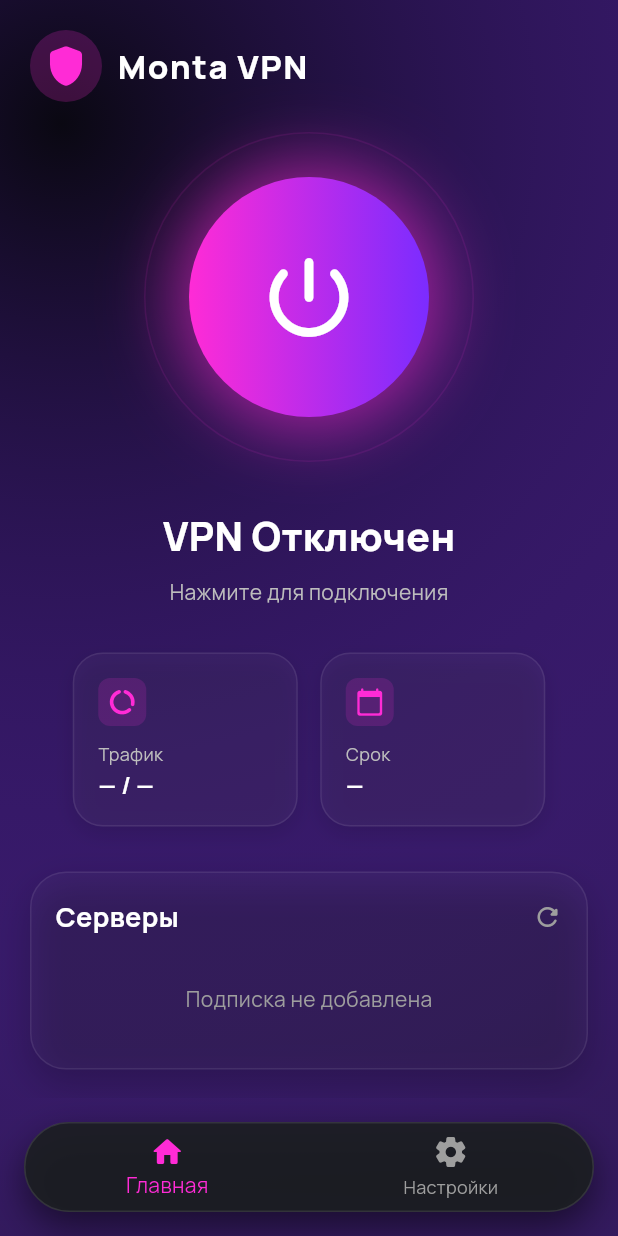
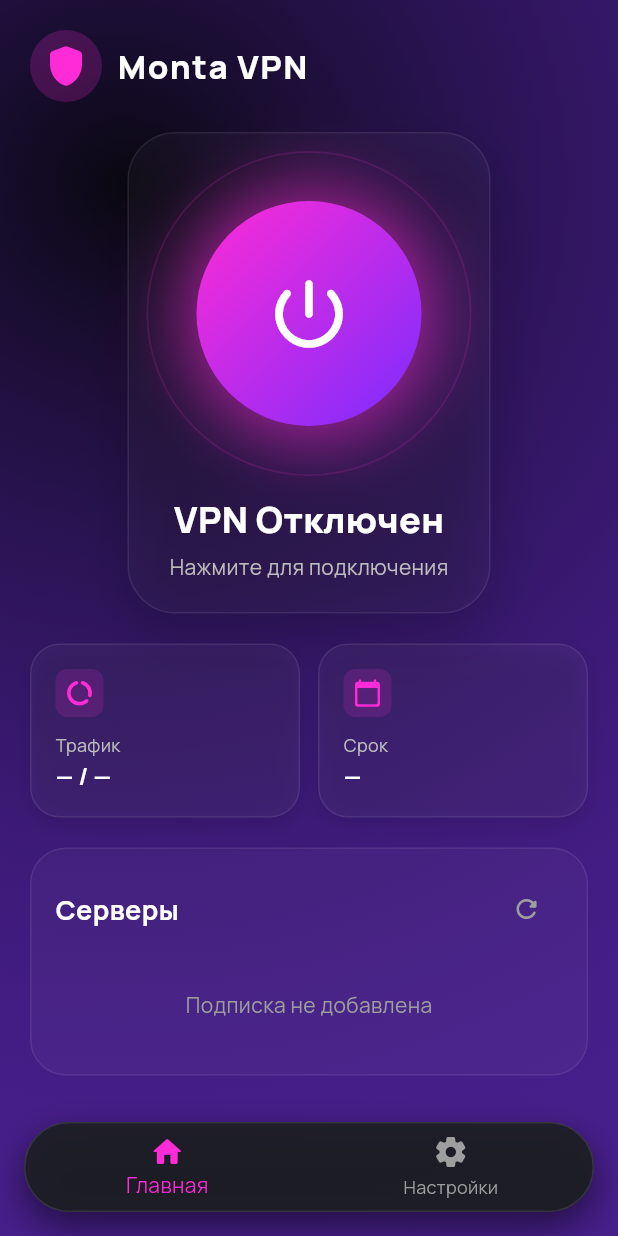
Before and after one commit to maksimft412rg/monta-vpn, a Flutter app: the screen it shows after launch, on a phone screen of 412 x 824 dp. Run offline on Flutter 3.47's test engine with Material 3 defaults, Android fonts, the phone set to English and light mode, and no system bars; our stand-ins replace google_fonts, shared_preferences; missing offline and left inert: flutter_v2ray_client.

Commit message:
main.dart

```diff
--- a/lib/main.dart
+++ b/lib/main.dart
@@ -127,7 +127,7 @@ class _MainScreenState extends State<MainScreen> {
   }
 }
 
-// --- ГЛАВНАЯ ---
+// --- ГЛАВНАЯ (КРАСИВАЯ ВЕРСИЯ) ---
 class HomeTab extends StatefulWidget {
   final String theme;
   const HomeTab({super.key, required this.theme});
@@ -139,6 +139,7 @@ class HomeTab extends StatefulWidget {
 class _HomeTabState extends State<HomeTab> with TickerProviderStateMixin {
   late final V2ray v2ray;
   late AnimationController _pulseController;
+  late AnimationController _bgController;
   bool isLoading = false;
   String connectionState = 'DISCONNECTED';
 
@@ -157,7 +158,8 @@ class _HomeTabState extends State<HomeTab> with TickerProviderStateMixin {
     super.initState();
     _loadSettings();
 
-    _pulseController = AnimationController(vsync: this, duration: const Duration(milliseconds: 800))..repeat(reverse: true);
+    _pulseController = AnimationController(vsync: this, duration: const Duration(milliseconds: 900))..repeat(reverse: true);
+    _bgController = AnimationController(vsync: this, duration: const Duration(seconds: 8))..repeat(reverse: true);
 
     v2ray = V2ray(
       onStatusChanged: (status) {
@@ -170,6 +172,7 @@ class _HomeTabState extends State<HomeTab> with TickerProviderStateMixin {
   @override
   void dispose() {
     _pulseController.dispose();
+    _bgController.dispose();
     super.dispose();
   }
 
@@ -279,17 +282,23 @@ class _HomeTabState extends State<HomeTab> with TickerProviderStateMixin {
 
     return Stack(
       children: [
-        Container(
+        // Анимированный фон
+        AnimatedBuilder(
+          animation: _bgController,
+          builder: (context, child) {
+            return Container(
               decoration: BoxDecoration(
                 gradient: RadialGradient(
-              center: const Alignment(-0.8, -0.8),
+                  center: Alignment(-0.8 + (_bgController.value * 0.2), -0.8 + (_bgController.value * 0.1)),
                   radius: 1.8,
                   colors: [
                     colors['bg']!,
-                colors['accent2']!.withValues(alpha: 0.3),
+                    colors['accent2']!.withValues(alpha: 0.3 + (_bgController.value * 0.2)),
                   ],
                 ),
               ),
+            );
+          },
         ),
 
         if (weatherEffects && mounted) const WeatherEffect(),
@@ -299,6 +308,7 @@ class _HomeTabState extends State<HomeTab> with TickerProviderStateMixin {
             padding: const EdgeInsets.only(bottom: 100),
             child: Column(
               children: [
+                // Шапка
                 Padding(
                   padding: const EdgeInsets.all(20.0),
                   child: Row(
@@ -314,65 +324,123 @@ class _HomeTabState extends State<HomeTab> with TickerProviderStateMixin {
                   ),
                 ),
 
-                Center(
-                  child: GestureDetector(
-                    onTap: isLoading ? null : toggleVPN,
-                    child: Stack(
+                // Кнопка подключения в стеклянной карточке
+                Container(
+                  margin: const EdgeInsets.symmetric(horizontal: 20),
+                  padding: const EdgeInsets.all(20),
+                  decoration: BoxDecoration(
+                    color: Colors.white.withValues(alpha: 0.03),
+                    borderRadius: BorderRadius.circular(32),
+                    border: Border.all(color: Colors.white.withValues(alpha: 0.08)),
+                    boxShadow: [BoxShadow(color: Colors.black.withValues(alpha: 0.2), blurRadius: 30, offset: const Offset(0, 15))],
+                  ),
+                  child: Column(
+                    children: [
+                      Stack(
                         alignment: Alignment.center,
                         children: [
                           ScaleTransition(
                             scale: Tween(begin: 0.95, end: 1.15).animate(_pulseController),
-                          child: Container(width: 220, height: 220, decoration: BoxDecoration(shape: BoxShape.circle, border: Border.all(color: (isConnected ? Colors.green : colors['accent']!).withValues(alpha: 0.1), width: 1))),
-                        ),
-                        AnimatedContainer(
-                          duration: const Duration(milliseconds: 250),
-                          width: 160, height: 160,
+                            child: Container(
+                              width: 200, height: 200,
                               decoration: BoxDecoration(
                                 shape: BoxShape.circle,
-                            gradient: LinearGradient(colors: isConnected ? [Colors.green, Colors.greenAccent] : [colors['accent']!, colors['accent2']!]),
-                            boxShadow: [BoxShadow(color: (isConnected ? Colors.green : colors['accent']!).withValues(alpha: 0.6), blurRadius: 40, spreadRadius: 8)],
+                                border: Border.all(color: (isConnected ? Colors.green : colors['accent']!).withValues(alpha: 0.15), width: 1),
                               ),
-                          child: isLoading ? const Center(child: CircularProgressIndicator(color: Colors.white)) : const Icon(Icons.power_settings_new_rounded, size: 70, color: Colors.white),
+                            ),
+                          ),
+                          GestureDetector(
+                            onTap: isLoading ? null : toggleVPN,
+                            child: AnimatedContainer(
+                              duration: const Duration(milliseconds: 250),
+                              width: 150, height: 150,
+                              decoration: BoxDecoration(
+                                shape: BoxShape.circle,
+                                gradient: LinearGradient(
+                                  begin: Alignment.topLeft,
+                                  end: Alignment.bottomRight,
+                                  colors: isConnected ? [Colors.green, Colors.greenAccent] : [colors['accent']!, colors['accent2']!],
+                                ),
+                                boxShadow: [
+                                  BoxShadow(
+                                    color: (isConnected ? Colors.green : colors['accent']!).withValues(alpha: 0.6),
+                                    blurRadius: 40,
+                                    spreadRadius: 10,
+                                  ),
+                                ],
+                              ),
+                              child: isLoading
+                                  ? const Center(child: CircularProgressIndicator(color: Colors.white))
+                                  : const Icon(Icons.power_settings_new_rounded, size: 60, color: Colors.white),
+                            ),
+                          ),
+                        ],
+                      ),
+                      const SizedBox(height: 20),
+                      Text(
+                        isConnected ? 'VPN Включен' : 'VPN Отключен',
+                        style: GoogleFonts.manrope(fontSize: 24, fontWeight: FontWeight.w800, color: Colors.white),
+                      ),
+                      const SizedBox(height: 5),
+                      Text(
+                        isConnected ? 'Ваш трафик защищен' : 'Нажмите для подключения',
+                        style: TextStyle(fontSize: 14, color: Colors.grey[400]),
                       ),
                     ],
                   ),
                 ),
-                ),
+                const SizedBox(height: 20),
 
-                const SizedBox(height: 30),
-                Text(isConnected ? 'VPN Включен' : 'VPN Отключен', style: GoogleFonts.manrope(fontSize: 26, fontWeight: FontWeight.w800, color: Colors.white)),
-                const SizedBox(height: 10),
-                Text(isConnected ? 'Ваш трафик защищен' : 'Нажмите для подключения', style: TextStyle(fontSize: 14, color: Colors.grey[400])),
-                const SizedBox(height: 30),
-
-                Row(
-                  mainAxisAlignment: MainAxisAlignment.center,
+                // Карточки (Трафик и Срок)
+                Padding(
+                  padding: const EdgeInsets.symmetric(horizontal: 20),
+                  child: Row(
                     children: [
-                    _buildGlassCard(Icons.data_usage_rounded, 'Трафик', '$trafficUsed / $trafficTotal'),
-                    const SizedBox(width: 15),
-                    _buildGlassCard(Icons.calendar_today_rounded, 'Срок', expireDate),
+                      Expanded(child: _buildInfoCard(Icons.data_usage_rounded, 'Трафик', '$trafficUsed / $trafficTotal')),
+                      const SizedBox(width: 12),
+                      Expanded(child: _buildInfoCard(Icons.calendar_today_rounded, 'Срок', expireDate)),
                     ],
                   ),
-                const SizedBox(height: 30),
+                ),
+                const SizedBox(height: 20),
 
+                // Серверы
                 Padding(
                   padding: const EdgeInsets.symmetric(horizontal: 20),
                   child: Container(
                     padding: const EdgeInsets.all(16),
-                    decoration: BoxDecoration(color: Colors.white.withValues(alpha: 0.03), borderRadius: BorderRadius.circular(24), border: Border.all(color: Colors.white.withValues(alpha: 0.08)), boxShadow: [BoxShadow(color: Colors.black.withValues(alpha: 0.2), blurRadius: 20, offset: const Offset(0, 10))]),
+                    decoration: BoxDecoration(
+                      color: Colors.white.withValues(alpha: 0.03),
+                      borderRadius: BorderRadius.circular(24),
+                      border: Border.all(color: Colors.white.withValues(alpha: 0.08)),
+                    ),
                     child: Column(
                       crossAxisAlignment: CrossAxisAlignment.start,
                       children: [
-                        Row(mainAxisAlignment: MainAxisAlignment.spaceBetween, children: [Text('Серверы', style: GoogleFonts.manrope(fontSize: 18, fontWeight: FontWeight.bold, color: Colors.white)), const Icon(Icons.refresh_rounded, color: Colors.grey, size: 20)]),
-                        const SizedBox(height: 12),
+                        Row(
+                          mainAxisAlignment: MainAxisAlignment.spaceBetween,
+                          children: [
+                            Text('Серверы', style: GoogleFonts.manrope(fontSize: 18, fontWeight: FontWeight.bold, color: Colors.white)),
+                            IconButton(
+                              icon: const Icon(Icons.refresh_rounded, color: Colors.grey, size: 20),
+                              onPressed: () {
+                                _fetchSubscription();
+                              },
+                            ),
+                          ],
+                        ),
+                        const SizedBox(height: 10),
                         if (parsedServers.isEmpty)
-                          const Padding(padding: EdgeInsets.all(20), child: Center(child: Text('Подписка не добавлена', style: TextStyle(color: Colors.grey))))
+                          const Padding(
+                            padding: EdgeInsets.all(20),
+                            child: Center(child: Text('Подписка не добавлена', style: TextStyle(color: Colors.grey))),
+                          )
                         else
                           ...parsedServers.asMap().entries.map((entry) {
                             return GestureDetector(
                               onTap: () => setState(() => currentServer = entry.key),
                               child: AnimatedContainer(
-                                duration: const Duration(milliseconds: 150),
+                                duration: const Duration(milliseconds: 200),
                                 margin: const EdgeInsets.only(bottom: 8),
                                 padding: const EdgeInsets.all(14),
                                 decoration: BoxDecoration(
@@ -382,10 +450,28 @@ class _HomeTabState extends State<HomeTab> with TickerProviderStateMixin {
                                 ),
                                 child: Row(
                                   children: [
-                                    Container(padding: const EdgeInsets.all(6), decoration: BoxDecoration(color: currentServer == entry.key ? colors['accent']!.withValues(alpha: 0.2) : Colors.white.withValues(alpha: 0.05), borderRadius: BorderRadius.circular(8)), child: Icon(Icons.dns_rounded, color: currentServer == entry.key ? colors['accent'] : Colors.grey, size: 18)),
+                                    Container(
+                                      padding: const EdgeInsets.all(6),
+                                      decoration: BoxDecoration(
+                                        color: currentServer == entry.key ? colors['accent']!.withValues(alpha: 0.2) : Colors.white.withValues(alpha: 0.05),
+                                        borderRadius: BorderRadius.circular(8),
+                                      ),
+                                      child: Icon(Icons.dns_rounded, color: currentServer == entry.key ? colors['accent'] : Colors.grey, size: 18),
+                                    ),
                                     const SizedBox(width: 12),
-                                    Expanded(child: Text(entry.value.remark, style: TextStyle(color: Colors.white, fontSize: 14, fontWeight: currentServer == entry.key ? FontWeight.bold : FontWeight.normal), overflow: TextOverflow.ellipsis)),
-                                    if (currentServer == entry.key) Icon(Icons.check_circle_rounded, color: colors['accent'], size: 20),
+                                    Expanded(
+                                      child: Text(
+                                        entry.value.remark,
+                                        style: TextStyle(
+                                          color: Colors.white,
+                                          fontSize: 14,
+                                          fontWeight: currentServer == entry.key ? FontWeight.bold : FontWeight.normal,
+                                        ),
+                                        overflow: TextOverflow.ellipsis,
+                                      ),
+                                    ),
+                                    if (currentServer == entry.key)
+                                      Icon(Icons.check_circle_rounded, color: colors['accent'], size: 20),
                                   ],
                                 ),
                               ),
@@ -403,22 +489,37 @@ class _HomeTabState extends State<HomeTab> with TickerProviderStateMixin {
     );
   }
 
-  Widget _buildGlassCard(IconData icon, String title, String value) {
+  Widget _buildInfoCard(IconData icon, String title, String value) {
     return Container(
-      width: 150, padding: const EdgeInsets.all(16),
-      decoration: BoxDecoration(color: Colors.white.withValues(alpha: 0.04), borderRadius: BorderRadius.circular(20), border: Border.all(color: Colors.white.withValues(alpha: 0.08)), boxShadow: [BoxShadow(color: Colors.black.withValues(alpha: 0.1), blurRadius: 10, offset: const Offset(0, 5))]),
-      child: Column(crossAxisAlignment: CrossAxisAlignment.start, children: [
-        Container(padding: const EdgeInsets.all(6), decoration: BoxDecoration(color: const Color(0xFFFF2BD6).withValues(alpha: 0.15), borderRadius: BorderRadius.circular(8)), child: Icon(icon, color: const Color(0xFFFF2BD6), size: 20)),
+      padding: const EdgeInsets.all(16),
+      decoration: BoxDecoration(
+        color: Colors.white.withValues(alpha: 0.04),
+        borderRadius: BorderRadius.circular(20),
+        border: Border.all(color: Colors.white.withValues(alpha: 0.08)),
+        boxShadow: [BoxShadow(color: Colors.black.withValues(alpha: 0.1), blurRadius: 10, offset: const Offset(0, 5))],
+      ),
+      child: Column(
+        crossAxisAlignment: CrossAxisAlignment.start,
+        children: [
+          Container(
+            padding: const EdgeInsets.all(6),
+            decoration: BoxDecoration(
+              color: const Color(0xFFFF2BD6).withValues(alpha: 0.15),
+              borderRadius: BorderRadius.circular(8),
+            ),
+            child: Icon(icon, color: const Color(0xFFFF2BD6), size: 20),
+          ),
           const SizedBox(height: 10),
           Text(title, style: TextStyle(fontSize: 12, color: Colors.grey[400])),
           const SizedBox(height: 2),
           Text(value, style: const TextStyle(fontSize: 15, fontWeight: FontWeight.bold, color: Colors.white)),
-      ]),
+        ],
+      ),
     );
   }
 }
 
-// --- АНИМАЦИЯ СНЕГА (облегчённая) ---
+// --- АНИМАЦИЯ СНЕГА ---
 class WeatherEffect extends StatefulWidget {
   const WeatherEffect({super.key});
 
```
Lines whose indentation alone changed are shown as unchanged.
